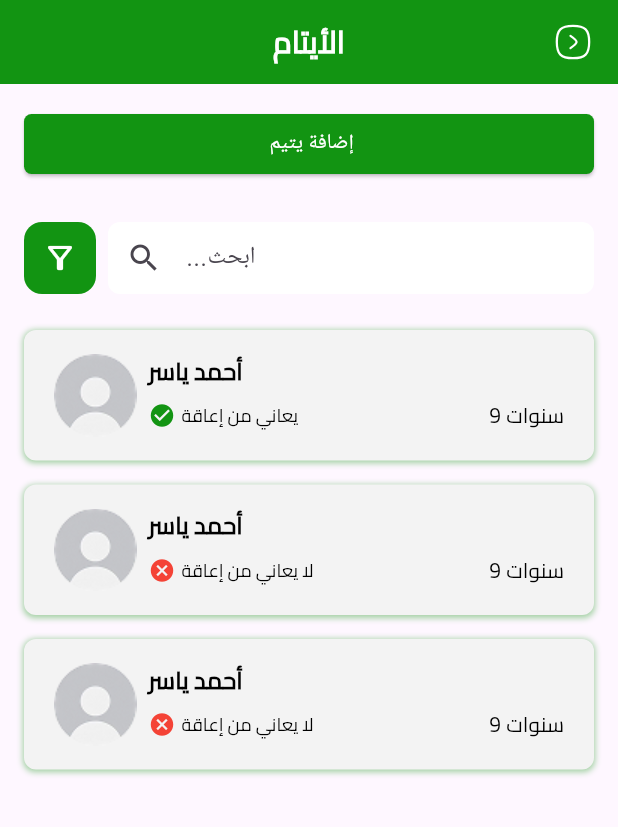
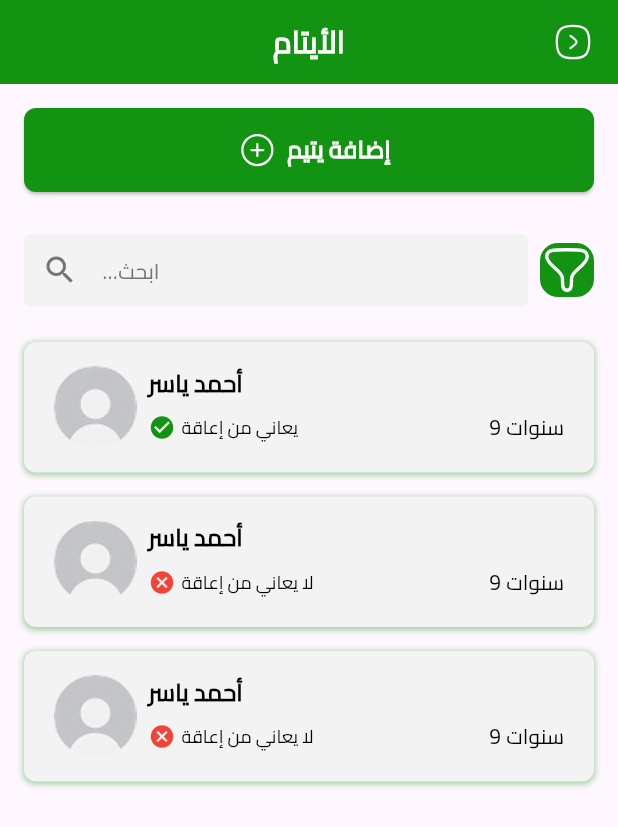
Before and after one commit to MohammedLaham/donationproject, a Flutter app: the AdminDrawer screen opened directly, after a tap on "الأيتام", on a phone screen of 412 x 824 dp. Shown: the top 827 px of the screen. Run offline on Flutter 3.47's test engine with Material 3 defaults, Android fonts, the light colour scheme and no system bars; our stand-ins replace dotted_border, flutter_otp_text_field, flutter_svg, image_picker.

Commit message:
admin Orphans Screen done ✅

```diff
--- a/lib/core/style_helper.dart
+++ b/lib/core/style_helper.dart
@@ -34,6 +34,13 @@ class TextStyles {
     color: Colors.black,
     fontFamily: 'Cairo',
   );
+    static TextStyle font16WhiteBold = TextStyle(
+    fontSize: 16,
+    fontWeight: FontWeightHelper.bold,
+    color: Colors.white,
+    fontFamily: 'Cairo',
+  );
+
   static TextStyle font16BlackRegular = TextStyle(
     fontSize: 16,
     fontWeight: FontWeightHelper.regular,
@@ -60,4 +67,11 @@ class TextStyles {
     fontFamily: 'Cairo',
   );
 
+  static TextStyle font14GreyMedium = TextStyle(
+    fontSize: 14,
+    fontWeight: FontWeightHelper.medium,
+    color: lightGreyColor,
+    fontFamily: 'Cairo',
+  );
+
 }
--- a/lib/view/screens/admin/admin_orphans_screen.dart
+++ b/lib/view/screens/admin/admin_orphans_screen.dart
@@ -5,7 +5,7 @@ import 'package:donationproject/view/screens/admin/widgets/orphans_request_card.
 import 'package:flutter/material.dart';
 
 import '../../../core/style_helper.dart';
-import '../../widgets/button.dart';
+import '../../widgets/custom_textfield.dart';
 
 class AdminOrphansScreen extends StatelessWidget with ImageHelper {
   const AdminOrphansScreen({super.key});
@@ -18,51 +18,9 @@ class AdminOrphansScreen extends StatelessWidget with ImageHelper {
         padding: EdgeInsetsDirectional.symmetric(horizontal: 16),
         child: Column(
           children: [
-            Padding(
-              padding: const EdgeInsets.symmetric(vertical: 16.0),
-              child: Button(
-                width: double.infinity,
-                color: Colors.white,
-                text: ' إضافة يتيم',
-                backgr: primaryColor,
-                borderRadius: 5,
-                onPressed: () {},
-              ),
-            ),
+            buildButton(),
             const SizedBox(height: 12),
-            Row(
-              children: [
-                Container(
-                  height: 48,
-                  width: 48,
-                  decoration: BoxDecoration(
-                    color: primaryColor,
-                    borderRadius: BorderRadius.circular(12),
-                  ),
-                  child: Icon(Icons.filter_alt_outlined, color: Colors.white),
-                ),
-                const SizedBox(width: 8),
-                Expanded(
-                  child: TextField(
-                    decoration: InputDecoration(
-                      hintText: '...ابحث',
-                      prefixIcon: const Icon(Icons.search),
-                      filled: true,
-                      fillColor: Colors.white,
-                      contentPadding: const EdgeInsets.symmetric(
-                        vertical: 0,
-                        horizontal: 16,
-                      ),
-                      border: OutlineInputBorder(
-                        borderRadius: BorderRadius.circular(8),
-                        borderSide: BorderSide.none,
-                      ),
-                    ),
-                  ),
-                ),
-              ],
-            ),
-
+            buildSearch(),
             const SizedBox(height: 16),
             OrphansRequestCard(name: 'أحمد ياسر',age: '9 سنوات',hasDisability:  true),
             OrphansRequestCard(name: 'أحمد ياسر',age: '9 سنوات',hasDisability:  false),
@@ -73,4 +31,84 @@ class AdminOrphansScreen extends StatelessWidget with ImageHelper {
       ),
     );
   }
+
+  Widget buildSearch() {
+    return Row(
+            children: [
+              Expanded(
+              child:
+              TextField(
+                decoration: InputDecoration(
+                  hintText: '...ابحث',
+                  hintStyle: TextStyles.font14GreyMedium,
+                  prefixIcon: const Icon(Icons.search,color: lightGreyColor,),
+                  filled: true,
+                  fillColor:secondaryColor,
+                  contentPadding: const EdgeInsets.symmetric(
+                    vertical: 0,
+                    horizontal: 16,
+                  ),
+                  border: OutlineInputBorder(
+                    borderRadius: BorderRadius.circular(4),
+                    borderSide: BorderSide.none,
+                  ),
+                ),
+              ),
+              // CustomTextField(
+              //  controller: TextEditingController(),
+              //   hintText: '...ابحث',
+              //   label:'ابحث' ,
+              //   backgroundColor: secondaryColor,
+              //   horizantal: 16,
+              //   vertical: 0,
+              //   prefixIcons:Icons.search,
+              //   textColor: lightGreyColor,
+              // )
+
+            ),
+              const SizedBox(width: 8),
+              Container(
+                height: 36,
+                width: 36,
+                decoration: BoxDecoration(
+                  color: primaryColor,
+                  borderRadius: BorderRadius.circular(12),
+                ),
+                child: AppSvgImage('filter', ),
+              ),
+
+            ],
+          );
+  }
+
+  Widget buildButton() {
+    return Padding(
+            padding: const EdgeInsets.symmetric(vertical: 16.0,),
+            child:
+            ElevatedButton(
+              onPressed:(){},
+              style: ElevatedButton.styleFrom(
+                backgroundColor: primaryColor,
+                shape: RoundedRectangleBorder(
+                  borderRadius: BorderRadius.circular(8),
+                ),
+              ),
+              child: Padding(
+                padding: const EdgeInsets.symmetric(vertical: 8.0),
+                child: Row(
+                  mainAxisAlignment: MainAxisAlignment.center,
+                  children: [
+                    Padding(
+                      padding: const EdgeInsets.all(8.0),
+                      child: AppSvgImage('add-circle', width: 24, height: 24),
+                    ),
+                    Text('إضافة يتيم', style: TextStyles.font16WhiteBold),
+
+                  ],
+                ),
+              ),
+            ),
+
+          );
+  }
 }
--- a/lib/view/screens/admin/widgets/admin_drawer.dart
+++ b/lib/view/screens/admin/widgets/admin_drawer.dart
@@ -97,7 +97,7 @@ class _AdminDrawerState extends State<AdminDrawer>with ImageHelper {
         setState(() {
           _selectedIndex = index;
         });
-        NavHelper().go(context, _screens[index]);
+        NavHelper().go(context, _screens[index],replace:true);
       },
     );
   }
```
Also changed, not shown: assets/images/add-circle.svg (added), assets/images/filter.svg (added).
